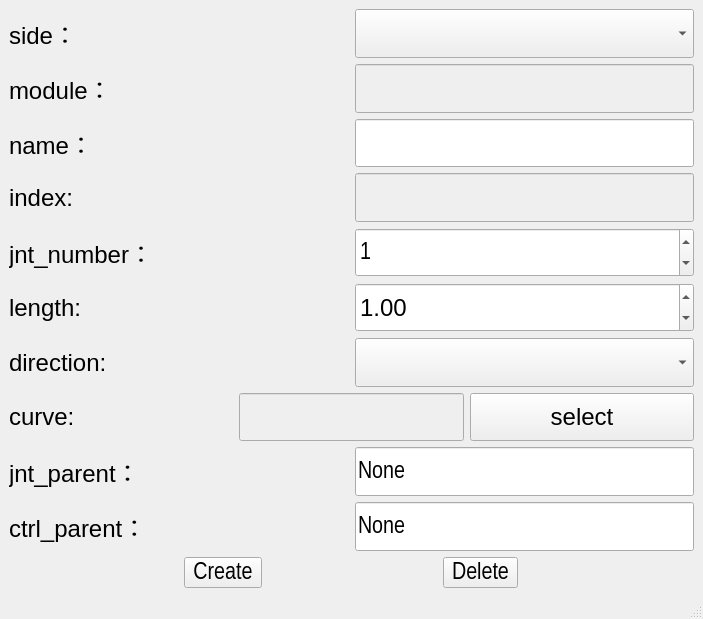
Old version of the form bind/ui/setup/chainEP_ui.ui in the repository MuZiMuZi/muziToolset.
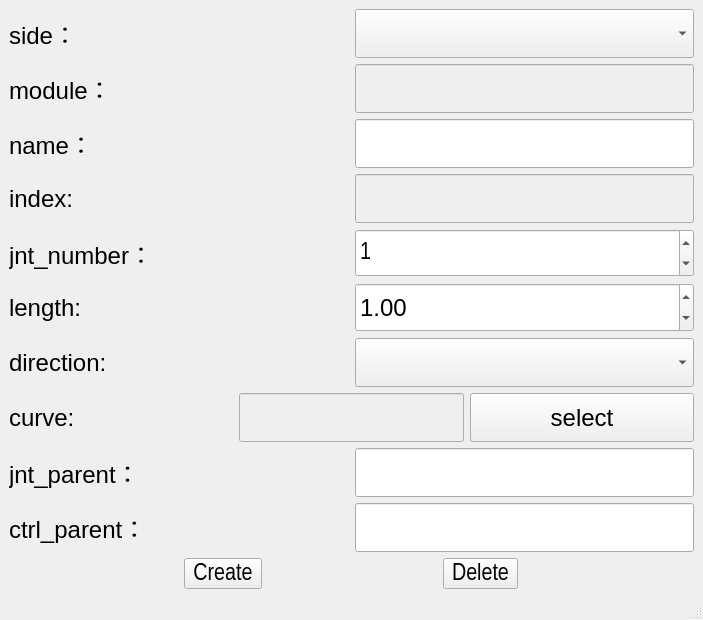
New version of the form.

```diff
--- a/bind/ui/setup/chainEP_ui.ui
+++ b/bind/ui/setup/chainEP_ui.ui
@@ -7,7 +7,7 @@
     <x>0</x>
     <y>0</y>
     <width>703</width>
-    <height>619</height>
+    <height>620</height>
    </rect>
   </property>
   <property name="windowTitle">
@@ -437,9 +437,6 @@
             <pointsize>18</pointsize>
            </font>
           </property>
-          <property name="text">
-           <string>None</string>
-          </property>
          </widget>
         </item>
        </layout>
@@ -487,9 +484,6 @@
             <pointsize>18</pointsize>
            </font>
           </property>
-          <property name="text">
-           <string>None</string>
-          </property>
          </widget>
         </item>
        </layout>
```
